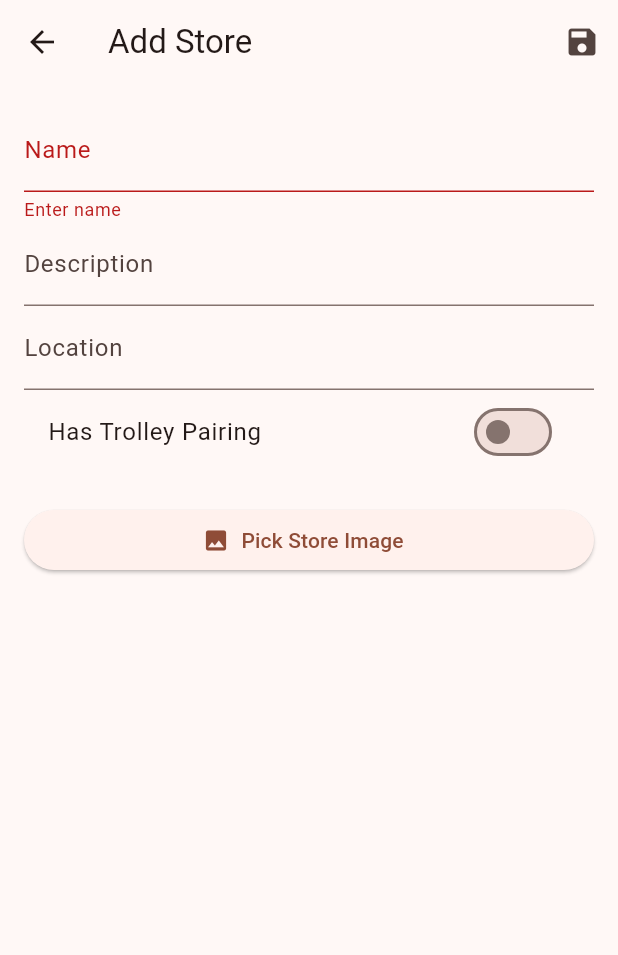
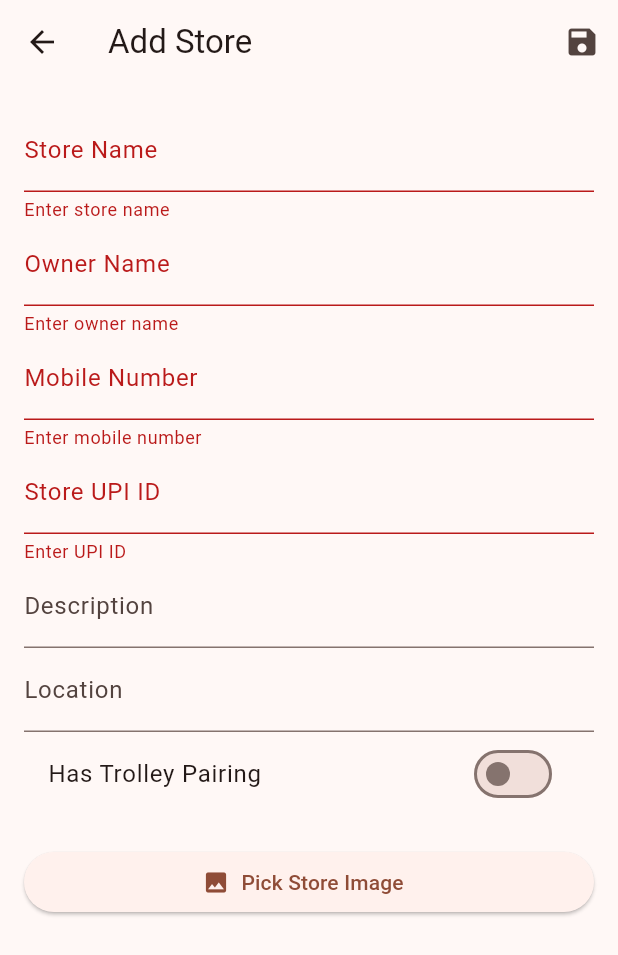
Before and after one commit to Swagnik02/Line-Skip-Admin, a Flutter app: the AddStorePage screen opened directly, after a tap on the "save" icon, on a phone screen of 412 x 824 dp. Shown: the top 955 px of the screen. Run offline on Flutter 3.47's test engine with Material 3 defaults, Android fonts, the phone set to English and light mode, and no system bars; our stand-ins replace cloud_firestore, firebase_auth, firebase_core, firebase_storage, image_picker; accounts and stored records are empty.

Commit message:
added more details

```diff
--- a/lib/pages/add_store_page.dart
+++ b/lib/pages/add_store_page.dart
@@ -16,6 +16,9 @@ class _AddStorePageState extends State<AddStorePage> {
   final _nameController = TextEditingController();
   final _descriptionController = TextEditingController();
   final _locationController = TextEditingController();
+  final _upiIdController = TextEditingController();
+  final _mobileNumberController = TextEditingController();
+  final _ownerNameController = TextEditingController();
   bool _hasTrolleyPairing = false;
   File? _pickedImage;
   bool _isSaving = false;
@@ -33,25 +36,36 @@ class _AddStorePageState extends State<AddStorePage> {
     if (!_formKey.currentState!.validate() || _pickedImage == null) return;
     setState(() => _isSaving = true);
 
-    // Create a reference for storing the image in Firebase Storage
+    try {
+      // Upload image to Firebase Storage
       final ref = FirebaseStorage.instance.ref(
         'storeImage/${_nameController.text.trim()}.jpg',
       );
       await ref.putFile(_pickedImage!);
       final imageUrl = await ref.getDownloadURL();
 
-    // Add the new store document to Firestore (Firestore auto-generates the docId)
-    final storeRef = await FirebaseFirestore.instance.collection('stores').add({
+      // Add store data to Firestore
+      await FirebaseFirestore.instance.collection('stores').add({
         'createdAt': Timestamp.now(),
+        'name': _nameController.text.trim(),
         'description': _descriptionController.text.trim(),
+        'location': _locationController.text.trim(),
         'hasTrolleyPairing': _hasTrolleyPairing,
-      'location': _locationController.text.trim(),
-      'name': _nameController.text.trim(),
         'storeImage': imageUrl,
+        'storeUpiId': _upiIdController.text.trim(),
+        'mobileNumber': _mobileNumberController.text.trim(),
+        'ownerName': _ownerNameController.text.trim(),
       });
 
+      Navigator.pop(context);
+    } catch (e) {
+      // Handle any error
+      ScaffoldMessenger.of(
+        context,
+      ).showSnackBar(SnackBar(content: Text('Failed to save store: $e')));
+    } finally {
       setState(() => _isSaving = false);
-    Navigator.pop(context);
+    }
   }
 
   @override
@@ -71,8 +85,27 @@ class _AddStorePageState extends State<AddStorePage> {
             children: [
               TextFormField(
                 controller: _nameController,
-                decoration: const InputDecoration(labelText: 'Name'),
-                validator: (value) => value!.isEmpty ? 'Enter name' : null,
+                decoration: const InputDecoration(labelText: 'Store Name'),
+                validator:
+                    (value) => value!.isEmpty ? 'Enter store name' : null,
+              ),
+              TextFormField(
+                controller: _ownerNameController,
+                decoration: const InputDecoration(labelText: 'Owner Name'),
+                validator:
+                    (value) => value!.isEmpty ? 'Enter owner name' : null,
+              ),
+              TextFormField(
+                controller: _mobileNumberController,
+                decoration: const InputDecoration(labelText: 'Mobile Number'),
+                keyboardType: TextInputType.phone,
+                validator:
+                    (value) => value!.isEmpty ? 'Enter mobile number' : null,
+              ),
+              TextFormField(
+                controller: _upiIdController,
+                decoration: const InputDecoration(labelText: 'Store UPI ID'),
+                validator: (value) => value!.isEmpty ? 'Enter UPI ID' : null,
               ),
               TextFormField(
                 controller: _descriptionController,
```
Lines whose indentation alone changed are shown as unchanged.
